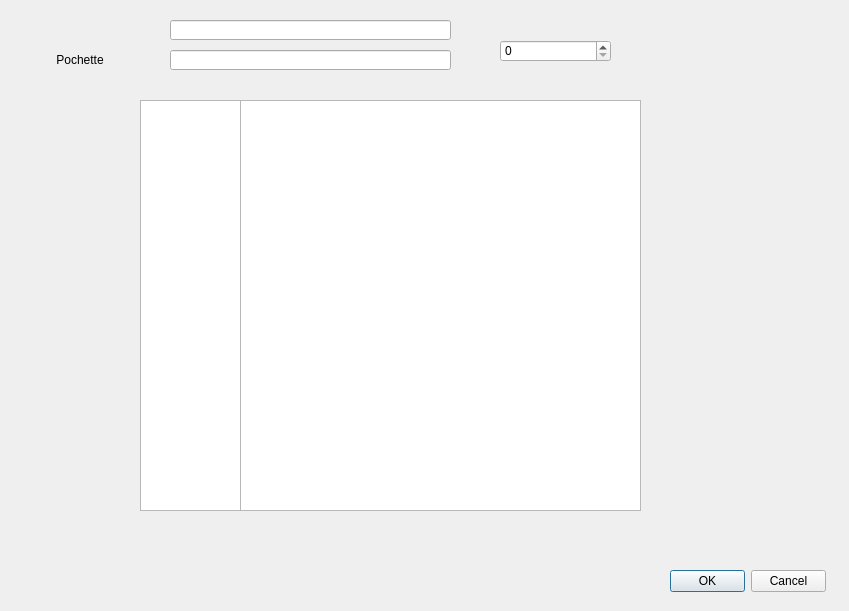
Old version of the form projet-musique/core/modifieralbumdialog.ui in the repository toopoormaghell/projet-musique.
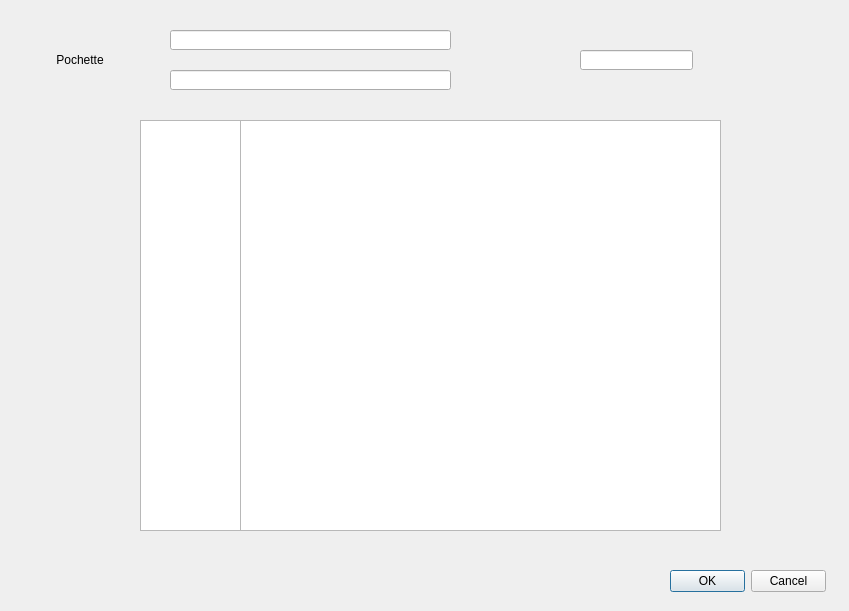
New version of the form.

```diff
--- a/projet-musique/core/modifieralbumdialog.ui
+++ b/projet-musique/core/modifieralbumdialog.ui
@@ -45,7 +45,7 @@
    <property name="geometry">
     <rect>
      <x>170</x>
-     <y>20</y>
+     <y>30</y>
      <width>281</width>
      <height>20</height>
     </rect>
@@ -55,42 +55,12 @@
    <property name="geometry">
     <rect>
      <x>170</x>
-     <y>50</y>
+     <y>70</y>
      <width>281</width>
      <height>20</height>
     </rect>
    </property>
   </widget>
-  <widget class="QSpinBox" name="Annee">
-   <property name="geometry">
-    <rect>
-     <x>500</x>
-     <y>40</y>
-     <width>111</width>
-     <height>22</height>
-    </rect>
-   </property>
-  </widget>
-  <widget class="QPlainTextEdit" name="Titres">
-   <property name="geometry">
-    <rect>
-     <x>240</x>
-     <y>100</y>
-     <width>401</width>
-     <height>411</height>
-    </rect>
-   </property>
-  </widget>
-  <widget class="QPlainTextEdit" name="Num_Pistes">
-   <property name="geometry">
-    <rect>
-     <x>140</x>
-     <y>100</y>
-     <width>101</width>
-     <height>411</height>
-    </rect>
-   </property>
-  </widget>
   <widget class="QDialogButtonBox" name="buttonBox">
    <property name="geometry">
     <rect>
@@ -104,6 +74,42 @@
     <set>QDialogButtonBox::Cancel|QDialogButtonBox::Ok</set>
    </property>
   </widget>
+  <widget class="QLineEdit" name="Annee">
+   <property name="geometry">
+    <rect>
+     <x>580</x>
+     <y>50</y>
+     <width>113</width>
+     <height>20</height>
+    </rect>
+   </property>
+  </widget>
+  <widget class="QListWidget" name="Titres">
+   <property name="geometry">
+    <rect>
+     <x>240</x>
+     <y>120</y>
+     <width>481</width>
+     <height>411</height>
+    </rect>
+   </property>
+   <property name="alternatingRowColors">
+    <bool>true</bool>
+   </property>
+  </widget>
+  <widget class="QListWidget" name="Num_Pistes">
+   <property name="geometry">
+    <rect>
+     <x>140</x>
+     <y>120</y>
+     <width>101</width>
+     <height>411</height>
+    </rect>
+   </property>
+   <property name="alternatingRowColors">
+    <bool>true</bool>
+   </property>
+  </widget>
  </widget>
  <resources/>
  <connections/>
```
